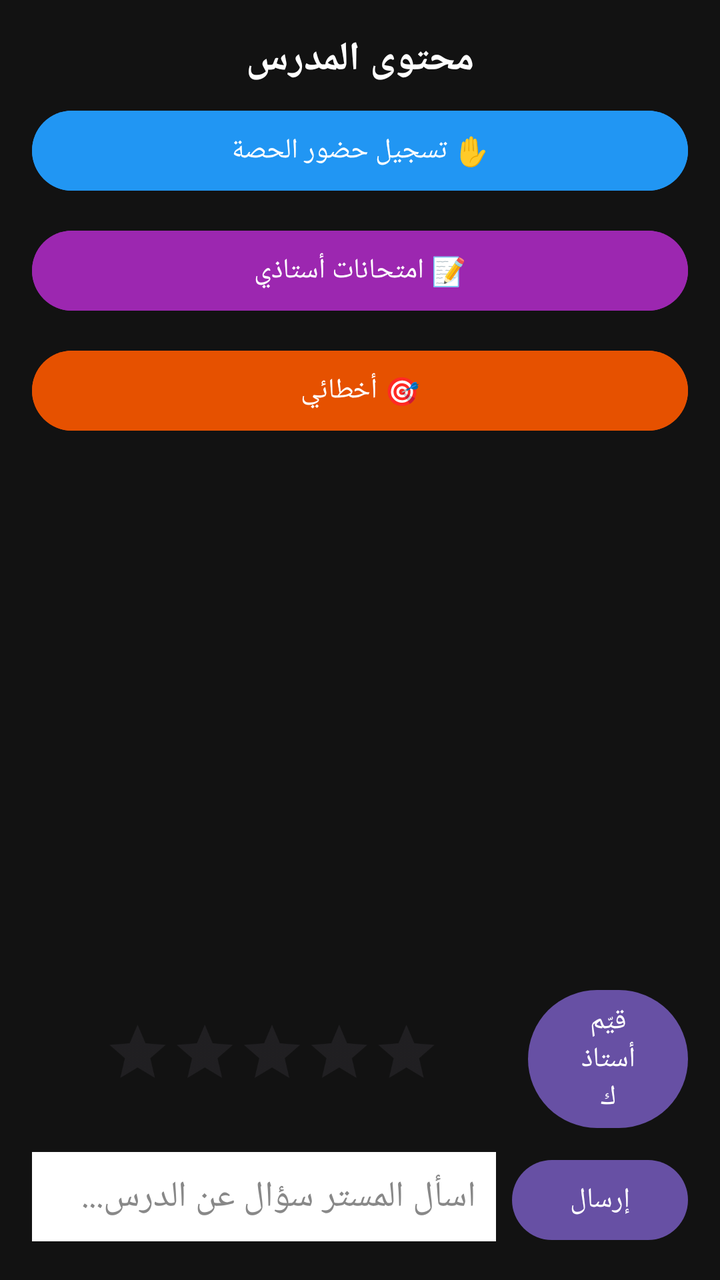
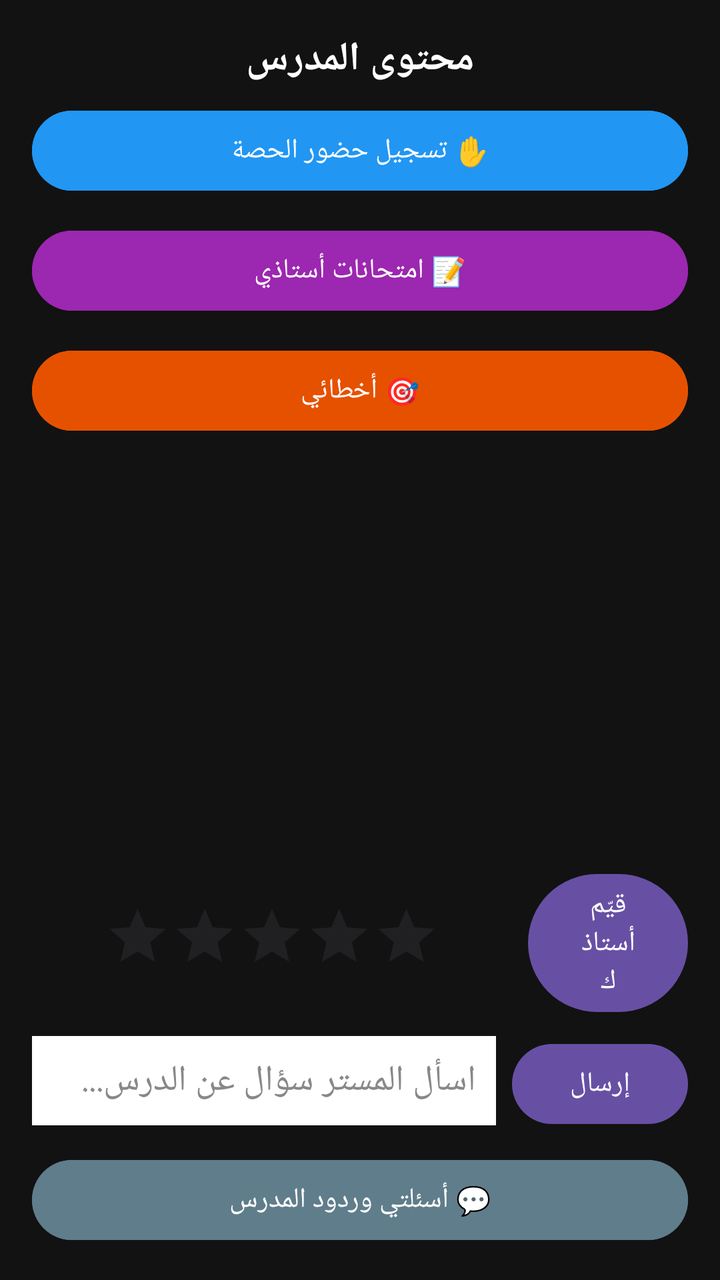

Two renders of the same Android screen: before a commit and after it. Below are the layout's source before the change and the commit's diff.
<!-- AndroidManifest.xml: application theme Theme.1Bac -->
<!-- res/layout/activity_teacher_content.xml -->
<?xml version="1.0" encoding="utf-8"?>
<LinearLayout xmlns:android="http://schemas.android.com/apk/res/android"
    android:layout_width="match_parent"
    android:layout_height="match_parent"
    android:orientation="vertical"
    android:padding="16dp"
    android:background="#121212">

    
    <TextView
        android:id="@+id/contentTeacherName"
        android:layout_width="match_parent"
        android:layout_height="wrap_content"
        android:text="محتوى المدرس"
        android:textColor="#FFFFFF"
        android:textSize="20sp"
        android:textStyle="bold"
        android:gravity="center"
        android:layout_marginBottom="8dp" />

    
    <Button
        android:id="@+id/btnMarkAttendance"
        android:layout_width="match_parent"
        android:layout_height="wrap_content"
        android:text="✋ تسجيل حضور الحصة"
        android:backgroundTint="#2196F3"
        android:textColor="#FFFFFF"
        android:layout_marginBottom="12dp" />
    <Button
        android:id="@+id/btnGoToExams"
        android:layout_width="match_parent"
        android:layout_height="wrap_content"
        android:text="📝 امتحانات أستاذي"
        android:backgroundTint="#9C27B0"
        android:textColor="#FFFFFF"
        android:layout_marginBottom="12dp" />
    <Button
        android:id="@+id/btnMyMistakes"
        android:layout_width="match_parent"
        android:layout_height="wrap_content"
        android:text="🎯 أخطائي"
        android:backgroundTint="#E65100"
        android:textColor="#FFFFFF"
        android:layout_marginBottom="12dp" />

    
    <TextView
        android:id="@+id/noContentText"
        android:layout_width="match_parent"
        android:layout_height="wrap_content"
        android:text="لا يوجد محتوى متاح حالياً"
        android:textColor="#888888"
        android:textSize="16sp"
        android:gravity="center"
        android:visibility="gone"
        android:layout_marginBottom="12dp" />

    
    <androidx.recyclerview.widget.RecyclerView
        android:id="@+id/contentRecyclerView"
        android:layout_width="match_parent"
        android:layout_height="0dp"
        android:layout_weight="1" />
    <LinearLayout
        android:layout_width="match_parent"
        android:layout_height="wrap_content"
        android:orientation="horizontal"
        android:gravity="center"
        android:layout_marginTop="8dp">

        <RatingBar
            android:id="@+id/teacherRatingBar"
            android:layout_width="wrap_content"
            android:layout_height="wrap_content"
            android:numStars="5"
            android:stepSize="1"
            android:isIndicator="false"
            android:scaleX="0.7"
            android:scaleY="0.7" />

        <Button
            android:id="@+id/btnSubmitRating"
            android:layout_width="wrap_content"
            android:layout_height="wrap_content"
            android:text="قيّم أستاذك"
            android:layout_marginStart="8dp" />
    </LinearLayout>

    
    <LinearLayout
        android:layout_width="match_parent"
        android:layout_height="wrap_content"
        android:orientation="horizontal"
        android:layout_marginTop="8dp">

        <EditText
            android:id="@+id/etQuestion"
            android:layout_width="0dp"
            android:layout_height="wrap_content"
            android:layout_weight="1"
            android:hint="اسأل المستر سؤال عن الدرس..."
            android:textColorHint="#888888"
            android:textColor="#000000"
            android:background="#FFFFFF"
            android:padding="10dp" />

        <Button
            android:id="@+id/btnSendQuestion"
            android:layout_width="wrap_content"
            android:layout_height="wrap_content"
            android:text="إرسال"
            android:layout_marginStart="8dp" />
    </LinearLayout>

</LinearLayout>
<!-- resources referenced by this layout -->
<resources>
  <style name="Theme.1Bac" parent="Base.Theme.1Bac" />
  <style name="Base.Theme.1Bac" parent="Theme.Material3.DayNight.NoActionBar">
          
          
      </style>
</resources>

<!-- the commit's change to res/layout/activity_teacher_content.xml (unified diff, before → after) -->
@@ -112,5 +112,13 @@
             android:text="إرسال"
             android:layout_marginStart="8dp" />
     </LinearLayout>
+    <Button
+        android:id="@+id/btnMyQuestions"
+        android:layout_width="match_parent"
+        android:layout_height="wrap_content"
+        android:text="💬 أسئلتي وردود المدرس"
+        android:backgroundTint="#607D8B"
+        android:textColor="#FFFFFF"
+        android:layout_marginTop="10dp" />
 
 </LinearLayout>
